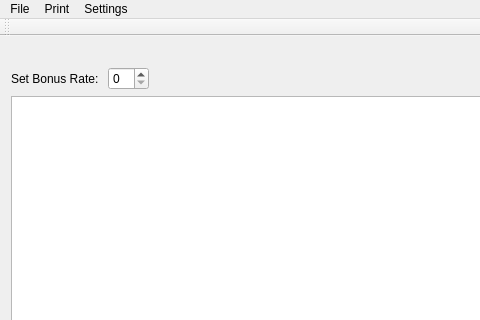
The window that mainwindow.ui (SirJeany/TwoRivers-Payroll) describes before a commit, drawn with Qt 5; both pictures show x 0 to 480 and y 0 to 320 of the 1301 by 524 pixel window.
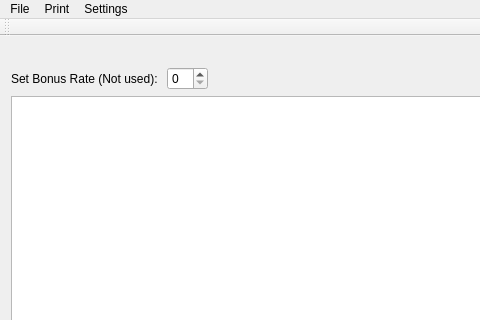
The same window after the commit.

Diff of the .ui file:
```diff
--- a/mainwindow.ui
+++ b/mainwindow.ui
@@ -55,7 +55,7 @@
       <item row="0" column="0">
        <widget class="QLabel" name="setBonusRateLabel">
         <property name="text">
-         <string>Set Bonus Rate: </string>
+         <string>Set Bonus Rate (Not used): </string>
         </property>
        </widget>
       </item>
```
Left out of the diff: 8 changed lines with no effect on the pictures.
